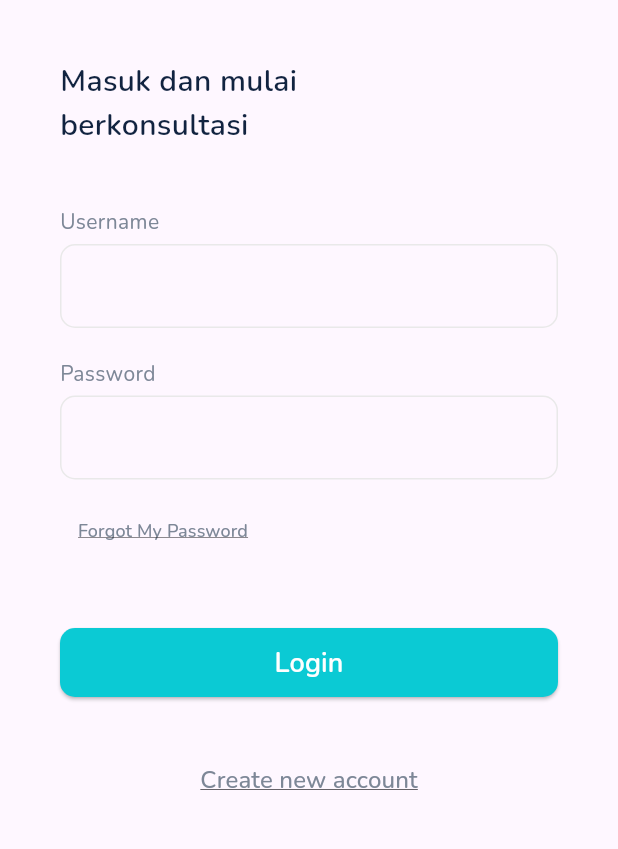
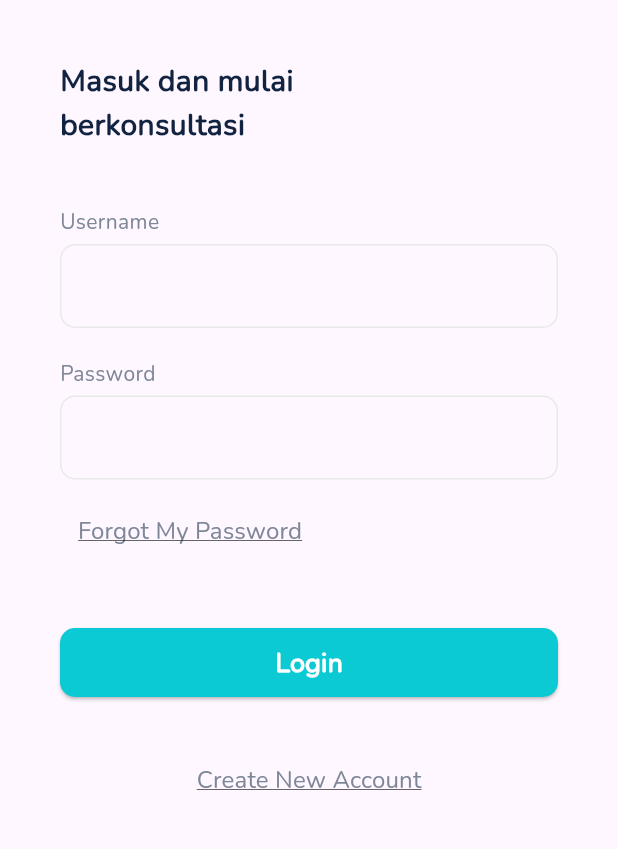
Before and after one commit to yayakyogi/my-doctor-app, a Flutter app: the screen it shows after launch, after a tap on "Sign In", on a phone screen of 412 x 824 dp, the part 173-1022 px from its top. Run offline on Flutter 3.47's test engine with Material 3 defaults, Android fonts, the phone set to English and light mode, and no system bars.

Commit message:
refactor widget textfield, button

```diff
--- a/lib/pages/login_screen.dart
+++ b/lib/pages/login_screen.dart
@@ -1,6 +1,9 @@
 import 'package:flutter/material.dart';
 import 'package:my_doctor/theme.dart';
+import 'package:my_doctor/widgets/button/button.dart';
+import 'package:my_doctor/widgets/button/button_link.dart';
 import 'package:my_doctor/widgets/logo_icon.dart';
+import 'package:my_doctor/widgets/textfield/textfield.dart';
 
 class LoginScreen extends StatefulWidget {
   const LoginScreen({super.key});
@@ -34,105 +37,27 @@ class _LoginScreenState extends State<LoginScreen> {
                     ),
                   ),
                   const SizedBox(height: 40),
-                  // USERNAME
-                  const Text(
-                    'Username ',
-                    style: TextStyle(color: textSecondaryColor),
-                  ),
-                  const SizedBox(height: 5),
-                  TextField(
+                  TextfieldWidget(
+                    label: 'Username',
                     controller: _usernameController,
-                    decoration: InputDecoration(
-                      labelText: '',
-                      enabledBorder: OutlineInputBorder(
-                        borderSide: const BorderSide(
-                          color: borderColor,
-                          width: 1,
-                        ),
-                        borderRadius: BorderRadius.circular(10),
-                      ),
-                      focusedBorder: const OutlineInputBorder(
-                        borderSide: BorderSide(
-                          color: borderColor,
-                          width: 1,
-                        ),
-                      ),
-                    ),
                   ),
                   const SizedBox(height: 20),
-                  // PASSWORD
-                  const Text(
-                    'Password',
-                    style: TextStyle(color: textSecondaryColor),
-                  ),
-                  const SizedBox(height: 5),
-                  TextField(
+                  TextfieldWidget(
+                    label: 'Password',
                     controller: _passwordController,
-                    keyboardType: TextInputType.visiblePassword,
-                    obscureText: true,
-                    decoration: InputDecoration(
-                      labelText: '',
-                      enabledBorder: OutlineInputBorder(
-                        borderSide: const BorderSide(
-                          color: borderColor,
-                          width: 1,
-                        ),
-                        borderRadius: BorderRadius.circular(10),
-                      ),
-                      focusedBorder: const OutlineInputBorder(
-                        borderSide: BorderSide(
-                          color: borderColor,
-                          width: 1,
-                        ),
-                      ),
-                    ),
                   ),
                   const SizedBox(height: 10),
-                  TextButton(
-                    onPressed: () {},
-                    child: const Text(
-                      'Forgot My Password',
-                      style: TextStyle(
-                        decoration: TextDecoration.underline,
-                        fontSize: 12,
-                        color: textSecondaryColor,
-                      ),
-                    ),
-                  ),
+                  ButtonLinkWidget(label: 'Forgot My Password', onClick: () {}),
                   const SizedBox(height: 40),
-                  SizedBox(
-                    width: double.infinity,
-                    child: ElevatedButton(
-                      onPressed: () {},
-                      style: ElevatedButton.styleFrom(
-                        padding: const EdgeInsets.all(10),
-                        backgroundColor: primaryColor,
-                        shape: RoundedRectangleBorder(
-                          borderRadius: BorderRadius.circular(10),
-                        ),
-                      ),
-                      child: const Text(
-                        'Login',
-                        style: TextStyle(
-                          color: whiteColor,
-                          fontSize: 18,
-                          fontWeight: FontWeight.w600,
-                        ),
-                      ),
-                    ),
+                  ButtonWidget(
+                    label: 'Login',
+                    onClick: () {},
                   ),
                   const SizedBox(height: 30),
                   Center(
-                    child: TextButton(
-                      onPressed: () {},
-                      child: const Text(
-                        'Create new account',
-                        style: TextStyle(
-                          decoration: TextDecoration.underline,
-                          fontSize: 16,
-                          color: textSecondaryColor,
-                        ),
-                      ),
+                    child: ButtonLinkWidget(
+                      label: 'Create New Account',
+                      onClick: () {},
                     ),
                   )
                 ],
--- /dev/null
+++ b/lib/widgets/button/button.dart
@@ -0,0 +1,49 @@
+import 'package:flutter/material.dart';
+import 'package:my_doctor/theme.dart';
+
+class ButtonWidget extends StatefulWidget {
+  const ButtonWidget({
+    super.key,
+    required this.label,
+    required this.onClick,
+    this.isPrimary = true,
+    this.isDisabled = false,
+    this.width = double.infinity,
+  });
+
+  final String label;
+  final Function() onClick;
+  final bool isPrimary;
+  final bool isDisabled;
+  final double width;
+
+  @override
+  State<ButtonWidget> createState() => _ButtonWidgetState();
+}
+
+class _ButtonWidgetState extends State<ButtonWidget> {
+  @override
+  Widget build(BuildContext context) {
+    return SizedBox(
+      width: double.infinity,
+      child: ElevatedButton(
+        onPressed: !widget.isDisabled ? widget.onClick : null,
+        style: ElevatedButton.styleFrom(
+          padding: const EdgeInsets.all(10),
+          backgroundColor: widget.isPrimary ? primaryColor : disabledColor,
+          shape: RoundedRectangleBorder(
+            borderRadius: BorderRadius.circular(10),
+          ),
+        ),
+        child: Text(
+          widget.label,
+          style: TextStyle(
+            color: widget.isPrimary ? whiteColor : textSecondaryColor,
+            fontSize: 18,
+            fontWeight: FontWeight.w600,
+          ),
+        ),
+      ),
+    );
+  }
+}
--- /dev/null
+++ b/lib/widgets/button/button_link.dart
@@ -0,0 +1,33 @@
+import 'package:flutter/material.dart';
+import 'package:my_doctor/theme.dart';
+
+class ButtonLinkWidget extends StatefulWidget {
+  const ButtonLinkWidget({
+    super.key,
+    required this.label,
+    required this.onClick,
+  });
+
+  final String label;
+  final Function() onClick;
+
+  @override
+  State<ButtonLinkWidget> createState() => _ButtonLinkWidgetState();
+}
+
+class _ButtonLinkWidgetState extends State<ButtonLinkWidget> {
+  @override
+  Widget build(BuildContext context) {
+    return TextButton(
+      onPressed: widget.onClick,
+      child: Text(
+        widget.label,
+        style: const TextStyle(
+          decoration: TextDecoration.underline,
+          fontSize: 16,
+          color: textSecondaryColor,
+        ),
+      ),
+    );
+  }
+}
--- /dev/null
+++ b/lib/widgets/textfield/textfield.dart
@@ -0,0 +1,42 @@
+import 'package:flutter/material.dart';
+import 'package:my_doctor/theme.dart';
+
+class TextfieldWidget extends StatefulWidget {
+  const TextfieldWidget({
+    super.key,
+    required this.label,
+    required this.controller,
+  });
+
+  final String label;
+  final TextEditingController controller;
+
+  @override
+  State<TextfieldWidget> createState() => _TextfieldWidgetState();
+}
+
+class _TextfieldWidgetState extends State<TextfieldWidget> {
+  @override
+  Widget build(BuildContext context) {
+    return Column(
+      crossAxisAlignment: CrossAxisAlignment.start,
+      children: [
+        Text(widget.label, style: const TextStyle(color: textSecondaryColor)),
+        const SizedBox(height: 5),
+        TextField(
+          controller: widget.controller,
+          decoration: InputDecoration(
+            labelText: '',
+            enabledBorder: OutlineInputBorder(
+              borderSide: const BorderSide(color: borderColor, width: 1),
+              borderRadius: BorderRadius.circular(10),
+            ),
+            focusedBorder: const OutlineInputBorder(
+              borderSide: BorderSide(color: borderColor, width: 1),
+            ),
+          ),
+        ),
+      ],
+    );
+  }
+}
--- a/pubspec.yaml
+++ b/pubspec.yaml
@@ -78,8 +78,8 @@ flutter:
   fonts:
     - family: Nunito
       fonts:
-        - asset: fonts/Nunito-Regular.ttf
-        - asset: fonts/Nunito-Semibold.ttf
+        - asset: assets/fonts/Nunito-Regular.ttf
+        - asset: assets/fonts/Nunito-Semibold.ttf
   #   - family: Trajan Pro
   #     fonts:
   #       - asset: fonts/TrajanPro.ttf
```
Also changed, not shown: lib/widgets/textfield.dart (deleted).
